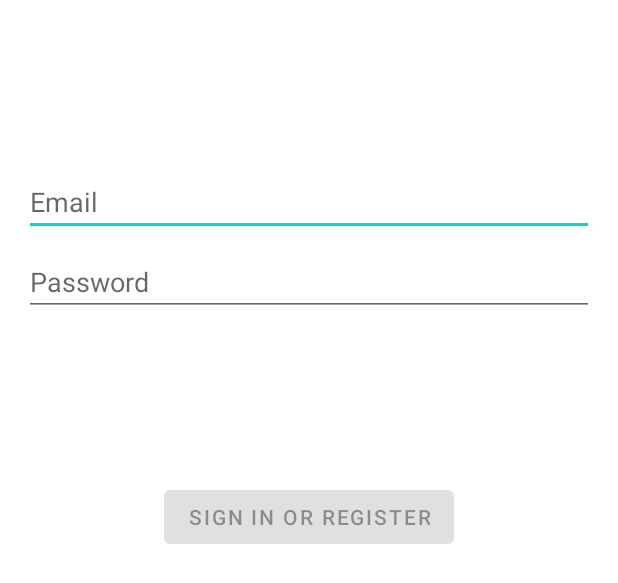
After one commit to theducdev/education-app, an Android app: the layout activity_signup.xml on its own in the app's theme, with its tools: preview values and no code run, on a phone screen of 412 x 824 dp. The commit adds this screen. Shown: the top 583 px of the screen. Run offline under Robolectric (Android 15) with nearby library versions, the phone set to English and light mode, and no system bars.

Commit message:
add sign up and complete login with firebase

```diff
--- a/app/src/main/java/com/theduc/educationapplication/ui/login/LoginActivity.kt
+++ b/app/src/main/java/com/theduc/educationapplication/ui/login/LoginActivity.kt
@@ -62,11 +62,10 @@ class LoginActivity : AppCompatActivity() {
             }
             if (loginResult.success != null) {
                 updateUiWithUser(loginResult.success)
+                finish()
             }
             setResult(Activity.RESULT_OK)
 
-            //Complete and destroy login activity once successful
-            finish()
         })
 
         username.afterTextChanged {
--- /dev/null
+++ b/app/src/main/res/layout/activity_signup.xml
@@ -0,0 +1,71 @@
+<?xml version="1.0" encoding="utf-8"?>
+<androidx.constraintlayout.widget.ConstraintLayout xmlns:android="http://schemas.android.com/apk/res/android"
+    xmlns:app="http://schemas.android.com/apk/res-auto"
+    xmlns:tools="http://schemas.android.com/tools"
+    android:id="@+id/container"
+    android:layout_width="match_parent"
+    android:layout_height="match_parent"
+    android:paddingLeft="@dimen/activity_horizontal_margin"
+    android:paddingTop="@dimen/activity_vertical_margin"
+    android:paddingRight="@dimen/activity_horizontal_margin"
+    android:paddingBottom="@dimen/activity_vertical_margin"
+    tools:context=".ui.login.LoginActivity">
+
+    <EditText
+        android:id="@+id/username"
+        android:layout_width="0dp"
+        android:layout_height="wrap_content"
+        android:layout_marginTop="96dp"
+        android:autofillHints="@string/prompt_email"
+        android:hint="@string/prompt_email"
+        android:inputType="textEmailAddress"
+        android:selectAllOnFocus="true"
+        app:layout_constraintEnd_toEndOf="parent"
+        app:layout_constraintStart_toStartOf="parent"
+        app:layout_constraintTop_toTopOf="parent" />
+
+    <EditText
+        android:id="@+id/password"
+        android:layout_width="0dp"
+        android:layout_height="wrap_content"
+        android:layout_marginTop="8dp"
+        android:autofillHints="@string/prompt_password"
+        android:hint="@string/prompt_password"
+        android:imeActionLabel="@string/action_sign_in_short"
+        android:imeOptions="actionDone"
+        android:inputType="textPassword"
+        android:selectAllOnFocus="true"
+        app:layout_constraintEnd_toEndOf="parent"
+        app:layout_constraintStart_toStartOf="parent"
+        app:layout_constraintTop_toBottomOf="@+id/username" />
+
+    <Button
+        android:id="@+id/login"
+        android:layout_width="wrap_content"
+        android:layout_height="wrap_content"
+        android:layout_gravity="start"
+        android:layout_marginTop="16dp"
+        android:layout_marginBottom="64dp"
+        android:enabled="false"
+        android:text="@string/action_sign_in"
+        app:layout_constraintBottom_toBottomOf="parent"
+        app:layout_constraintEnd_toEndOf="parent"
+        app:layout_constraintStart_toStartOf="parent"
+        app:layout_constraintTop_toBottomOf="@+id/password"
+        app:layout_constraintVertical_bias="0.2" />
+
+    <ProgressBar
+        android:id="@+id/loading"
+        android:layout_width="wrap_content"
+        android:layout_height="wrap_content"
+        android:layout_gravity="center"
+        android:layout_marginTop="64dp"
+        android:layout_marginBottom="64dp"
+        android:visibility="gone"
+        app:layout_constraintBottom_toBottomOf="parent"
+        app:layout_constraintEnd_toEndOf="@+id/password"
+        app:layout_constraintStart_toStartOf="@+id/password"
+        app:layout_constraintTop_toTopOf="parent"
+        app:layout_constraintVertical_bias="0.3" />
+
+</androidx.constraintlayout.widget.ConstraintLayout>
```
Also changed, not shown: app/src/main/java/com/theduc/educationapplication/data/LoginDataSource.kt (+30 -11 lines), app/src/main/java/com/theduc/educationapplication/data/LoginRepository.kt (+7 -11 lines), app/src/main/java/com/theduc/educationapplication/ui/login/LoginViewModel.kt (+11 -13 lines), app/src/main/java/com/theduc/educationapplication/ui/personal/PersonalFragment.kt (+26 -3 lines), app/src/main/java/com/theduc/educationapplication/ui/personal/PersonalViewModel.kt (+13 -0 lines), app/src/main/res/layout/fragment_personal.xml (+8 -0 lines), app/src/main/res/drawable/ic_list.png, app/src/main/res/drawable/ic_personal.png.
